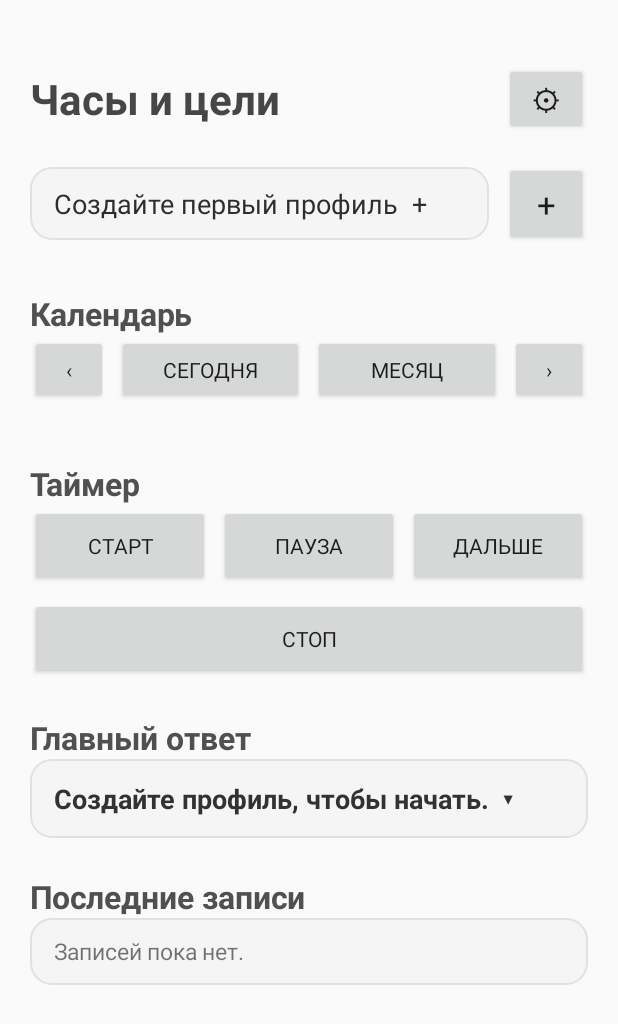
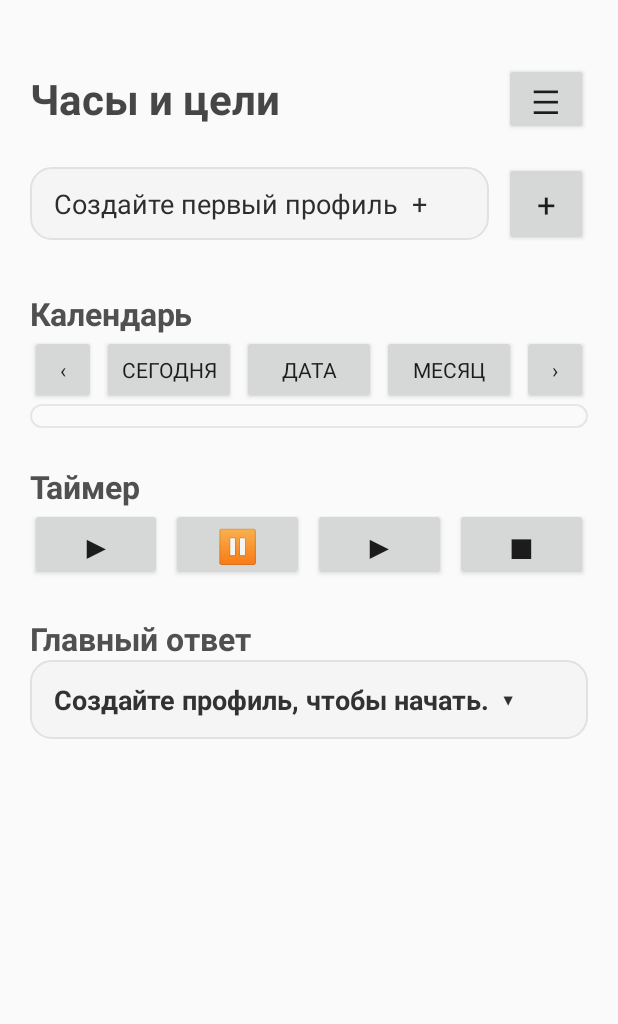
Before and after one commit to kersorus/calendar, an Android app: the screen it shows after launch (MainActivity), after a tap on "ПОЗЖЕ", on a phone screen of 412 x 824 dp. Shown: the top 1024 px of the screen. Run offline under Robolectric (Android 15) with nearby library versions, the light colour scheme and no system bars; 3 statements that could not run were skipped.

Commit message:
Add v06.2 calendar UX improvements

```diff
--- a/app/src/main/java/com/kersorus/timecalendar/MainActivity.java
+++ b/app/src/main/java/com/kersorus/timecalendar/MainActivity.java
@@ -113,11 +113,11 @@ public class MainActivity extends Activity {
         title.setTypeface(Typeface.DEFAULT_BOLD);
         topRow.addView(title, new LinearLayout.LayoutParams(0, LinearLayout.LayoutParams.WRAP_CONTENT, 1f));
 
-        Button settingsButton = new Button(this);
-        settingsButton.setText("⚙");
-        settingsButton.setTextSize(20);
-        settingsButton.setOnClickListener(v -> showEmptyMenu("Настройки"));
-        topRow.addView(settingsButton, new LinearLayout.LayoutParams(dp(56), dp(48)));
+        Button menuButton = new Button(this);
+        menuButton.setText("☰");
+        menuButton.setTextSize(22);
+        menuButton.setOnClickListener(v -> showMainMenu());
+        topRow.addView(menuButton, new LinearLayout.LayoutParams(dp(56), dp(48)));
 
         LinearLayout profileRow = new LinearLayout(this);
         profileRow.setOrientation(LinearLayout.HORIZONTAL);
@@ -152,15 +152,22 @@ public class MainActivity extends Activity {
         Button prevCalendarButton = new Button(this);
         prevCalendarButton.setText("‹");
         prevCalendarButton.setOnClickListener(v -> moveCalendar(-1));
-        calendarControls.addView(prevCalendarButton, new LinearLayout.LayoutParams(dp(52), dp(46)));
+        calendarControls.addView(prevCalendarButton, new LinearLayout.LayoutParams(dp(44), dp(46)));
 
         Button todayCalendarButton = new Button(this);
         todayCalendarButton.setText("Сегодня");
         todayCalendarButton.setOnClickListener(v -> resetCalendarToToday());
         LinearLayout.LayoutParams todayParams = new LinearLayout.LayoutParams(0, dp(46), 1f);
-        todayParams.leftMargin = dp(6);
-        todayParams.rightMargin = dp(6);
+        todayParams.leftMargin = dp(4);
+        todayParams.rightMargin = dp(4);
         calendarControls.addView(todayCalendarButton, todayParams);
+
+        Button jumpCalendarButton = new Button(this);
+        jumpCalendarButton.setText("Дата");
+        jumpCalendarButton.setOnClickListener(v -> showCalendarJumpDialog());
+        LinearLayout.LayoutParams jumpParams = new LinearLayout.LayoutParams(0, dp(46), 1f);
+        jumpParams.rightMargin = dp(4);
+        calendarControls.addView(jumpCalendarButton, jumpParams);
 
         calendarModeButton = new Button(this);
         calendarModeButton.setText("Месяц");
@@ -170,15 +177,18 @@ public class MainActivity extends Activity {
         Button nextCalendarButton = new Button(this);
         nextCalendarButton.setText("›");
         nextCalendarButton.setOnClickListener(v -> moveCalendar(1));
-        LinearLayout.LayoutParams nextParams = new LinearLayout.LayoutParams(dp(52), dp(46));
-        nextParams.leftMargin = dp(6);
+        LinearLayout.LayoutParams nextParams = new LinearLayout.LayoutParams(dp(44), dp(46));
+        nextParams.leftMargin = dp(4);
         calendarControls.addView(nextCalendarButton, nextParams);
 
         calendarGrid = new GridLayout(this);
         calendarGrid.setColumnCount(7);
-        calendarGrid.setPadding(0, dp(4), 0, dp(10));
+        calendarGrid.setPadding(dp(2), dp(6), dp(2), dp(10));
+        calendarGrid.setMinHeight(dp(300));
+        calendarGrid.setBackground(calendarAreaBackground());
+        calendarGrid.setClickable(true);
         calendarGrid.setOnTouchListener(this::handleCalendarSwipeTouch);
-        root.addView(calendarGrid);
+        root.addView(calendarGrid, new LinearLayout.LayoutParams(LinearLayout.LayoutParams.MATCH_PARENT, LinearLayout.LayoutParams.WRAP_CONTENT));
 
         TextView timerTitle = sectionTitle("Таймер");
         root.addView(timerTitle);
@@ -189,29 +199,33 @@ public class MainActivity extends Activity {
         root.addView(timerRow);
 
         Button startButton = new Button(this);
-        startButton.setText("Старт");
+        startButton.setText("▶");
+        startButton.setTextSize(22);
         startButton.setOnClickListener(v -> startTimer());
-        timerRow.addView(startButton, new LinearLayout.LayoutParams(0, dp(54), 1f));
+        timerRow.addView(startButton, new LinearLayout.LayoutParams(0, dp(48), 1f));
 
         Button pauseButton = new Button(this);
-        pauseButton.setText("Пауза");
+        pauseButton.setText("⏸");
+        pauseButton.setTextSize(22);
         pauseButton.setOnClickListener(v -> sendServiceAction(TimerService.ACTION_PAUSE));
-        LinearLayout.LayoutParams middleButtonParams = new LinearLayout.LayoutParams(0, dp(54), 1f);
+        LinearLayout.LayoutParams middleButtonParams = new LinearLayout.LayoutParams(0, dp(48), 1f);
         middleButtonParams.leftMargin = dp(6);
         middleButtonParams.rightMargin = dp(6);
         timerRow.addView(pauseButton, middleButtonParams);
 
         Button resumeButton = new Button(this);
-        resumeButton.setText("Дальше");
+        resumeButton.setText("▶");
+        resumeButton.setTextSize(22);
         resumeButton.setOnClickListener(v -> sendServiceAction(TimerService.ACTION_RESUME));
-        timerRow.addView(resumeButton, new LinearLayout.LayoutParams(0, dp(54), 1f));
+        timerRow.addView(resumeButton, new LinearLayout.LayoutParams(0, dp(48), 1f));
 
         Button stopButton = new Button(this);
-        stopButton.setText("Стоп");
+        stopButton.setText("■");
+        stopButton.setTextSize(22);
         stopButton.setOnClickListener(v -> sendServiceAction(TimerService.ACTION_STOP));
-        LinearLayout.LayoutParams stopParams = new LinearLayout.LayoutParams(LinearLayout.LayoutParams.MATCH_PARENT, dp(54));
-        stopParams.topMargin = dp(8);
-        root.addView(stopButton, stopParams);
+        LinearLayout.LayoutParams stopParams = new LinearLayout.LayoutParams(0, dp(48), 1f);
+        stopParams.leftMargin = dp(6);
+        timerRow.addView(stopButton, stopParams);
 
 
         TextView forecastTitle = sectionTitle("Главный ответ");
@@ -236,15 +250,6 @@ public class MainActivity extends Activity {
         forecastDetailsText.setVisibility(View.GONE);
         forecastCard.addView(forecastDetailsText);
 
-        TextView sessionsTitle = sectionTitle("Последние записи");
-        root.addView(sessionsTitle);
-
-        sessionsText = new TextView(this);
-        sessionsText.setTextSize(15);
-        sessionsText.setPadding(dp(16), dp(12), dp(16), dp(12));
-        sessionsText.setBackground(cardBackground());
-        sessionsText.setOnClickListener(v -> showFullLog());
-        root.addView(sessionsText);
 
         setContentView(scrollView);
     }
@@ -323,11 +328,28 @@ public class MainActivity extends Activity {
                     dialog.dismiss();
                 })
                 .setPositiveButton("Новый", (dialog, which) -> showCreateProfileDialog(false))
+                .setNeutralButton("Редактировать", (dialog, which) -> showEditCurrentProfileDialog())
                 .setNegativeButton("Закрыть", null)
                 .show();
     }
 
+
     private void showCreateProfileDialog(boolean firstProfile) {
+        showProfileEditorDialog(null, firstProfile);
+    }
+
+    private void showEditCurrentProfileDialog() {
+        Profile profile = currentProfile();
+        if (profile == null) {
+            showCreateProfileDialog(true);
+            return;
+        }
+        showProfileEditorDialog(profile, false);
+    }
+
+    private void showProfileEditorDialog(Profile profileToEdit, boolean firstProfile) {
+        boolean editing = profileToEdit != null;
+
         LinearLayout root = new LinearLayout(this);
         root.setOrientation(LinearLayout.VERTICAL);
         int pad = dp(4);
@@ -336,14 +358,14 @@ public class MainActivity extends Activity {
         TextView intro = new TextView(this);
         intro.setText(firstProfile
                 ? "Создайте первый профиль, чтобы начать учёт времени."
-                : "Выберите тип профиля. Позже настройки можно будет расширить.");
+                : editing ? "Измените параметры профиля." : "Выберите тип профиля.");
         intro.setPadding(0, 0, 0, dp(10));
         root.addView(intro);
 
         EditText nameInput = new EditText(this);
         nameInput.setHint("Название, например Работа");
         nameInput.setSingleLine(true);
-        nameInput.setText(firstProfile ? "Работа" : "");
+        nameInput.setText(editing ? profileToEdit.name : (firstProfile ? "Работа" : ""));
         root.addView(labeled("Название", nameInput));
 
         Spinner typeSpinner = new Spinner(this);
@@ -365,13 +387,14 @@ public class MainActivity extends Activity {
         targetInput.setHint("Например 30");
         targetInput.setSingleLine(true);
         targetInput.setInputType(InputType.TYPE_CLASS_NUMBER | InputType.TYPE_NUMBER_FLAG_DECIMAL);
-        targetInput.setText("30");
+        targetInput.setText(editing ? formatHours(profileToEdit.targetHours) : "30");
         LinearLayout targetRow = labeled("Часов", targetInput);
         root.addView(targetRow);
 
         CheckBox workScheduleCheck = new CheckBox(this);
         workScheduleCheck.setText("Рабочий график: понедельник–пятница по 8 часов");
         workScheduleCheck.setPadding(0, dp(6), 0, dp(6));
+        workScheduleCheck.setChecked(editing && profileToEdit.useWorkSchedule);
         root.addView(workScheduleCheck);
 
         EditText deadlineInput = new EditText(this);
@@ -379,10 +402,23 @@ public class MainActivity extends Activity {
         deadlineInput.setSingleLine(true);
         deadlineInput.setFocusable(false);
         deadlineInput.setInputType(InputType.TYPE_NULL);
-        deadlineInput.setText(defaultDeadlineText());
+        deadlineInput.setText(editing && profileToEdit.deadlineSeconds > 0L
+                ? DateUtils.formatDate(profileToEdit.deadlineSeconds)
+                : defaultDeadlineText());
         deadlineInput.setOnClickListener(v -> showDatePicker(deadlineInput, true));
         LinearLayout deadlineRow = labeled("Дедлайн", deadlineInput);
         root.addView(deadlineRow);
+
+        if (editing) {
+            if (Profile.PERIOD_DEADLINE.equals(profileToEdit.periodType)) {
+                typeSpinner.setSelection(1);
+            } else if (Profile.PERIOD_NONE.equals(profileToEdit.periodType)) {
+                typeSpinner.setSelection(2);
+            } else {
+                typeSpinner.setSelection(0);
+            }
+            periodSpinner.setSelection(Profile.PERIOD_WEEK.equals(profileToEdit.periodType) ? 1 : 0);
+        }
 
         Runnable updateVisibility = () -> {
             int type = typeSpinner.getSelectedItemPosition();
@@ -411,9 +447,9 @@ public class MainActivity extends Activity {
         updateVisibility.run();
 
         AlertDialog dialog = new AlertDialog.Builder(this)
-                .setTitle(firstProfile ? "Первый профиль" : "Новый профиль")
+                .setTitle(editing ? "Редактировать профиль" : firstProfile ? "Первый профиль" : "Новый профиль")
                 .setView(root)
-                .setPositiveButton("Создать", null)
+                .setPositiveButton(editing ? "Сохранить" : "Создать", null)
                 .setNegativeButton(firstProfile ? "Позже" : "Отмена", null)
                 .create();
 
@@ -428,22 +464,20 @@ public class MainActivity extends Activity {
             String periodType;
             double targetHours = 0.0;
             long deadlineSeconds = 0L;
-
             boolean useWorkSchedule = false;
             int workDaysMask = Profile.WORK_DAYS_MON_FRI;
             double workHoursPerDay = 8.0;
 
             if (type == 0) {
-                periodType = periodSpinner.getSelectedItemPosition() == 1
-                        ? Profile.PERIOD_WEEK
-                        : Profile.PERIOD_MONTH;
+                periodType = periodSpinner.getSelectedItemPosition() == 1 ? Profile.PERIOD_WEEK : Profile.PERIOD_MONTH;
                 useWorkSchedule = workScheduleCheck.isChecked();
                 if (useWorkSchedule) {
                     targetHours = 0.0;
+                    workHoursPerDay = 8.0;
                 } else {
                     targetHours = parsePositiveDouble(targetInput.getText().toString(), -1.0);
                     if (targetHours <= 0.0) {
-                        toast("Введите количество часов больше нуля");
+                        toast("Введите норму часов");
                         return;
                     }
                 }
@@ -451,13 +485,13 @@ public class MainActivity extends Activity {
                 periodType = Profile.PERIOD_DEADLINE;
                 targetHours = parsePositiveDouble(targetInput.getText().toString(), -1.0);
                 if (targetHours <= 0.0) {
-                    toast("Введите количество часов больше нуля");
+                    toast("Введите количество часов до дедлайна");
                     return;
                 }
                 try {
                     deadlineSeconds = DateUtils.parseDeadlineEndSeconds(deadlineInput.getText().toString().trim());
                 } catch (Exception e) {
-                    toast("Введите дедлайн в формате ГГГГ-ММ-ДД");
+                    toast("Выберите дату дедлайна");
                     return;
                 }
                 if (deadlineSeconds <= DateUtils.nowSeconds()) {
@@ -469,7 +503,7 @@ public class MainActivity extends Activity {
             }
 
             long profileId = db.saveProfile(
-                    0L,
+                    editing ? profileToEdit.id : 0L,
                     name,
                     targetHours,
                     periodType,
@@ -527,6 +561,51 @@ public class MainActivity extends Activity {
         wrapper.addView(labelView);
         wrapper.addView(input);
         return wrapper;
+    }
+
+
+    private void showMainMenu() {
+        String[] items = {"Лог", "Редактировать профиль", "Настройки"};
+        new AlertDialog.Builder(this)
+                .setTitle("Меню")
+                .setItems(items, (dialog, which) -> {
+                    if (which == 0) {
+                        showFullLog();
+                    } else if (which == 1) {
+                        showEditCurrentProfileDialog();
+                    } else {
+                        showEmptyMenu("Настройки");
+                    }
+                })
+                .setNegativeButton("Закрыть", null)
+                .show();
+    }
+
+    private void showCalendarJumpDialog() {
+        long initialSeconds;
+        if (calendarMonthMode) {
+            initialSeconds = DateUtils.monthStartSeconds(visibleYear, visibleMonth);
+        } else {
+            initialSeconds = visibleWeekStartSeconds;
+        }
+
+        Calendar calendar = Calendar.getInstance();
+        calendar.setTimeInMillis(initialSeconds * 1000L);
+
+        DatePickerDialog picker = new DatePickerDialog(
+                this,
+                (view, year, month, dayOfMonth) -> {
+                    long selected = DateUtils.dayStartSeconds(year, month + 1, dayOfMonth);
+                    visibleYear = year;
+                    visibleMonth = month + 1;
+                    visibleWeekStartSeconds = DateUtils.weekStartSecondsFor(selected);
+                    refreshEverything();
+                },
+                calendar.get(Calendar.YEAR),
+                calendar.get(Calendar.MONTH),
+                calendar.get(Calendar.DAY_OF_MONTH)
+        );
+        picker.show();
     }
 
     private void showEmptyMenu(String title) {
@@ -714,14 +793,18 @@ public class MainActivity extends Activity {
             forecastMainText.setText("Создайте профиль, чтобы начать.  ▾");
             forecastDetailsText.setText("Можно выбрать регулярную норму, цель до даты или простой учёт времени без нормы.");
             forecastDetailsText.setVisibility(forecastExpanded ? View.VISIBLE : View.GONE);
-            sessionsText.setText("Записей пока нет.");
+            if (sessionsText != null) {
+                sessionsText.setText("Записей пока нет.");
+            }
             return;
         }
 
         profileCardText.setText(profile.name + "\n" + formatProfileShort(profile));
         refreshCalendar(profile);
         refreshForecast(profile);
-        sessionsText.setText(db.getLastSessionsText(profile.id, 8));
+        if (sessionsText != null) {
+            sessionsText.setText(db.getLastSessionsText(profile.id, 8));
+        }
     }
 
     private void refreshCalendar(Profile profile) {
@@ -754,7 +837,7 @@ public class MainActivity extends Activity {
         addWeekdayHeaders();
 
         for (int i = 1; i < firstWeekday; i++) {
-            calendarGrid.addView(calendarCell("", true));
+            calendarGrid.addView(calendarEmptyCell());
         }
 
         for (int day = 1; day <= daysInMonth; day++) {
@@ -789,6 +872,14 @@ public class MainActivity extends Activity {
         for (String dayName : weekDays) {
             calendarGrid.addView(calendarCell(dayName, true));
         }
+    }
+
+
+    private TextView calendarEmptyCell() {
+        TextView cell = calendarCell("", false);
+        cell.setBackground(emptyDayBackground());
+        cell.setOnTouchListener(this::handleCalendarSwipeTouch);
+        return cell;
     }
 
     private TextView calendarDayCell(Profile profile, long dayStart, int dayNumber, Long seconds) {
@@ -826,6 +917,8 @@ public class MainActivity extends Activity {
             cell.setBackground(dayWithWorkBackground());
         } else if (isToday) {
             cell.setBackground(todayBackground());
+        } else {
+            cell.setBackground(emptyDayBackground());
         }
         return cell;
     }
@@ -836,7 +929,7 @@ public class MainActivity extends Activity {
                 calendarTouchStartX = event.getRawX();
                 calendarTouchStartY = event.getRawY();
                 calendarTouchStartTime = System.currentTimeMillis();
-                return false;
+                return view == calendarGrid;
             case MotionEvent.ACTION_UP:
                 float deltaX = event.getRawX() - calendarTouchStartX;
                 float deltaY = event.getRawY() - calendarTouchStartY;
@@ -849,7 +942,7 @@ public class MainActivity extends Activity {
                     moveCalendar(deltaX < 0 ? 1 : -1);
                     return true;
                 }
-                return false;
+                return view == calendarGrid;
             default:
                 return false;
         }
@@ -901,13 +994,13 @@ public class MainActivity extends Activity {
         cell.setText(text);
         cell.setTextSize(header ? 13 : 12);
         cell.setGravity(Gravity.CENTER);
-        cell.setMinHeight(dp(46));
+        cell.setMinHeight(dp(52));
         cell.setTextColor(Color.rgb(70, 70, 70));
         cell.setPadding(dp(2), dp(4), dp(2), dp(4));
         GridLayout.LayoutParams params = new GridLayout.LayoutParams();
         params.width = getResources().getDisplayMetrics().widthPixels / 7 - dp(7);
         params.height = GridLayout.LayoutParams.WRAP_CONTENT;
-        params.setMargins(dp(2), dp(2), dp(2), dp(2));
+        params.setMargins(dp(2), dp(3), dp(2), dp(3));
         cell.setLayoutParams(params);
         if (header) {
             cell.setTypeface(Typeface.DEFAULT_BOLD);
@@ -979,7 +1072,7 @@ public class MainActivity extends Activity {
 
         String main;
         if (remainingHours <= 0.0001) {
-            main = "Цель закрыта. Запас: " + formatHours(Math.max(0.0, workedHours - profile.targetHours)) + " ч.  ▾";
+            main = "Цель закрыта. Запас: " + formatHours(Math.max(0.0, workedHours - targetHours)) + " ч.  ▾";
         } else if (daysForWork <= 0) {
             main = "Период закончился. Итог: " + formatSignedHours(finalBalance) + " ч.  ▾";
         } else {
@@ -1121,6 +1214,23 @@ public class MainActivity extends Activity {
         }
     }
 
+
+    private GradientDrawable calendarAreaBackground() {
+        GradientDrawable drawable = new GradientDrawable();
+        drawable.setColor(Color.rgb(250, 250, 250));
+        drawable.setCornerRadius(dp(14));
+        drawable.setStroke(dp(1), Color.rgb(230, 230, 230));
+        return drawable;
+    }
+
+    private GradientDrawable emptyDayBackground() {
+        GradientDrawable drawable = new GradientDrawable();
+        drawable.setColor(Color.rgb(255, 255, 255));
+        drawable.setCornerRadius(dp(8));
+        drawable.setStroke(dp(1), Color.rgb(235, 235, 235));
+        return drawable;
+    }
+
     private GradientDrawable cardBackground() {
         GradientDrawable drawable = new GradientDrawable();
         drawable.setColor(Color.rgb(245, 245, 245));
```
Also changed, not shown: 2 other files.
